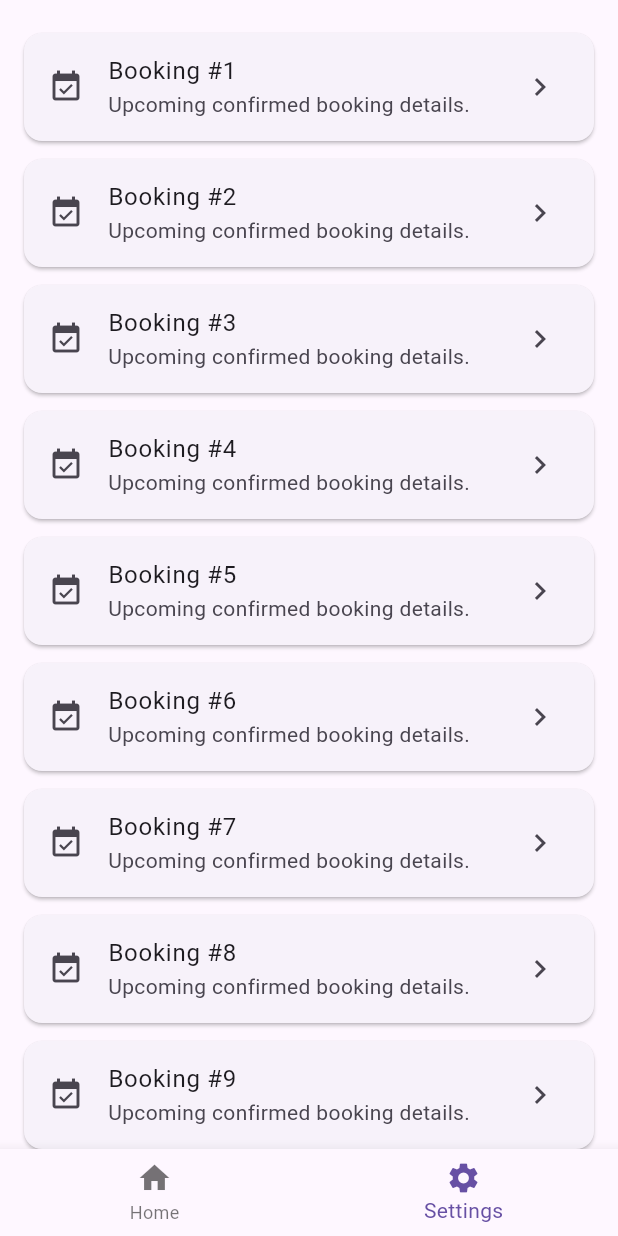
After one commit to emirfikri/emirgpt, a Flutter app: the HomeMainPage screen opened directly, item 2 of the bottom bar chosen, on a phone screen of 412 x 824 dp. The commit adds this screen. Run offline on Flutter 3.47's test engine with Material 3 defaults, Android fonts, the phone set to English and light mode, and no system bars; our stand-ins replace flutter_bloc, flutter_markdown, go_router, percent_indicator, shimmer; missing offline and left inert: dart:html; network calls fail.

Commit message:
booking confirmation, home_page bttomnav draft, fix error on hot reload

```diff
--- a/lib/blocs/booking/booking_state.dart
+++ b/lib/blocs/booking/booking_state.dart
@@ -27,3 +27,9 @@ class BookingStreaming extends BookingChatState {
 
   BookingStreaming(this.messages) : super(messages);
 }
+
+class UpdateMessages extends BookingChatState {
+  final List<ChatMessage> messages;
+
+  UpdateMessages(this.messages) : super(messages);
+}
--- a/lib/blocs/export_blocs.dart
+++ b/lib/blocs/export_blocs.dart
@@ -5,3 +5,5 @@ export 'booking/booking_state.dart';
 export 'booking/booking_cubit.dart';
 export 'resume/resume_matcher_cubit.dart';
 export 'resume/resume_matcher_state.dart';
+export 'home/home_cubit.dart';
+export 'home/home_state.dart';
--- /dev/null
+++ b/lib/blocs/home/home_cubit.dart
@@ -0,0 +1,9 @@
+import 'package:emirgpt/blocs/export_blocs.dart';
+
+class HomeMainCubit extends Cubit<HomeMainState> {
+  HomeMainCubit() : super(const HomeInitial());
+
+  void changeIndex(int index) {
+    emit(HomeChangeState(index));
+  }
+}
--- /dev/null
+++ b/lib/blocs/home/home_state.dart
@@ -0,0 +1,16 @@
+abstract class HomeMainState {
+  final int currentIndex;
+  const HomeMainState(this.currentIndex);
+}
+
+class HomeInitial extends HomeMainState {
+  const HomeInitial() : super(0);
+}
+
+class HomeChangeState extends HomeMainState {
+  const HomeChangeState(int currentIndex) : super(currentIndex);
+}
+
+class HomeLoading extends HomeMainState {
+  const HomeLoading(int currentIndex) : super(currentIndex);
+}
--- a/lib/models/booking_ai_reply_raw.dart
+++ b/lib/models/booking_ai_reply_raw.dart
@@ -8,7 +8,7 @@ class BookingAiReplyRaw {
 
   Map<String, dynamic> toJson() => {
     'reply': reply.toJson(),
-    'venuePromptConfirmation': venuePromptConfirmation?.toJson() ?? {},
+    'venuePromptConfirmation': venuePromptConfirmation?.toJson(),
   };
 
   factory BookingAiReplyRaw.fromJson(Map<String, dynamic> json) {
--- a/lib/models/chat_message.dart
+++ b/lib/models/chat_message.dart
@@ -1,14 +1,20 @@
+import 'package:emirgpt/models/booking_ai_reply_raw.dart';
+
 class ChatMessage {
   final String text;
   final bool isUser;
   final DateTime timestamp;
   final bool isThinking;
+  final bool isAnswered;
+  final BookingAiReplyRaw? replyRaw;
 
   ChatMessage({
     required this.text,
     required this.isUser,
     required this.timestamp,
     this.isThinking = false,
+    this.isAnswered = false,
+    this.replyRaw,
   });
 
   Map<String, dynamic> toJson() => {
@@ -16,14 +22,22 @@ class ChatMessage {
     'isUser': isUser,
     'timestamp': timestamp.toIso8601String(),
     'isThinking': isThinking,
+    'isAnswered': isAnswered,
+    'replyRaw': replyRaw?.toJson(),
   };
 
   factory ChatMessage.fromJson(Map<String, dynamic> json) {
     return ChatMessage(
-      text: json['text'],
-      isUser: json['isUser'],
-      timestamp: DateTime.parse(json['timestamp']),
+      text: json['text'] ?? '',
+      isUser: json['isUser'] ?? false,
+      timestamp: json['timestamp'] != null
+          ? DateTime.parse(json['timestamp'] as String)
+          : DateTime.now(),
       isThinking: json['isThinking'] ?? false,
+      isAnswered: json['isAnswered'] ?? false,
+      replyRaw: json['replyRaw'] != null
+          ? BookingAiReplyRaw.fromJson(json['replyRaw'])
+          : null,
     );
   }
 
@@ -32,12 +46,16 @@ class ChatMessage {
     bool? isUser,
     DateTime? timestamp,
     bool? isThinking,
+    bool? isAnswered,
+    BookingAiReplyRaw? replyRaw,
   }) {
     return ChatMessage(
       text: text ?? this.text,
       isUser: isUser ?? this.isUser,
       timestamp: timestamp ?? this.timestamp,
       isThinking: isThinking ?? this.isThinking,
+      isAnswered: isAnswered ?? this.isAnswered,
+      replyRaw: replyRaw ?? this.replyRaw,
     );
   }
 }
--- a/lib/models/export_models.dart
+++ b/lib/models/export_models.dart
@@ -3,3 +3,4 @@ export 'booking_ai_reply.dart';
 export 'venue_prompt_confirmation.dart';
 export 'booking_ai_reply_raw.dart';
 export 'quick_action.dart';
+export 'response/booking_confirm_response.dart';
--- a/lib/repository/booking_repository.dart
+++ b/lib/repository/booking_repository.dart
@@ -10,4 +10,10 @@ class BookingRepository {
   Future<BookingAiReplyRaw> sendMessage(String message) {
     return bookingApiClient.sendMessage(message);
   }
+
+  Future<BookingConfirmResponse> sendConfirmBooking(
+    VenuePromptConfirmation venuePromptConfirmation,
+  ) {
+    return bookingApiClient.sendConfirmBooking(venuePromptConfirmation);
+  }
 }
--- /dev/null
+++ b/lib/views/booking_list_page.dart
@@ -0,0 +1,30 @@
+import 'package:flutter/material.dart';
+
+class BookingListPage extends StatelessWidget {
+  final ScrollController? scrollController;
+
+  const BookingListPage({super.key, this.scrollController});
+
+  @override
+  Widget build(BuildContext context) {
+    return ListView.builder(
+      controller: scrollController,
+      padding: const EdgeInsets.all(16),
+      itemCount: 25,
+      itemBuilder: (context, index) {
+        return Card(
+          margin: const EdgeInsets.symmetric(vertical: 6),
+          child: ListTile(
+            title: Text('Booking #${index + 1}'),
+            subtitle: const Text('Upcoming confirmed booking details.'),
+            leading: const Icon(Icons.event_available),
+            trailing: const Icon(Icons.chevron_right),
+            onTap: () {
+              // TODO: navigate to booking details if needed
+            },
+          ),
+        );
+      },
+    );
+  }
+}
--- a/lib/views/export_pages.dart
+++ b/lib/views/export_pages.dart
@@ -1,4 +1,6 @@
 export 'chat_pages.dart';
 export 'booking_page.dart';
+export 'booking_list_page.dart';
 export 'booking_splash_page.dart';
 export 'resume_matcher_page.dart';
+export 'home_main.dart';
--- /dev/null
+++ b/lib/views/home_main.dart
@@ -0,0 +1,46 @@
+import 'export_pages.dart';
+import 'package:flutter/material.dart';
+
+import '../blocs/export_blocs.dart';
+
+class HomeMainPage extends StatelessWidget {
+  const HomeMainPage({Key? key}) : super(key: key);
+
+  @override
+  Widget build(BuildContext context) {
+    return BlocProvider(
+      create: (context) => HomeMainCubit(),
+      child: BlocBuilder<HomeMainCubit, HomeMainState>(
+        builder: (context, state) {
+          return Scaffold(
+            body: _buildBody(state.currentIndex),
+            bottomNavigationBar: BottomNavigationBar(
+              currentIndex: state.currentIndex,
+              onTap: (index) {
+                context.read<HomeMainCubit>().changeIndex(index);
+              },
+              items: const [
+                BottomNavigationBarItem(icon: Icon(Icons.home), label: 'Home'),
+                BottomNavigationBarItem(
+                  icon: Icon(Icons.settings),
+                  label: 'Settings',
+                ),
+              ],
+            ),
+          );
+        },
+      ),
+    );
+  }
+
+  Widget _buildBody(int index) {
+    switch (index) {
+      case 0:
+        return const BookingPage();
+      case 1:
+        return const BookingListPage();
+      default:
+        return const BookingPage();
+    }
+  }
+}
```
Also changed, not shown: lib/blocs/booking/booking_cubit.dart (+66 -16 lines), lib/core/helpers.dart (+11 -0 lines), lib/core/network/booking_api_client.dart (+26 -0 lines), lib/models/quick_action.dart (+5 -5 lines), lib/models/response/booking_confirm_response.dart (added, +105 -0 lines), lib/models/venue_prompt_confirmation.dart (+18 -4 lines), lib/views/booking_page.dart (+77 -2 lines), lib/views/widgets/booking_summary_card.dart (added, +109 -0 lines).
